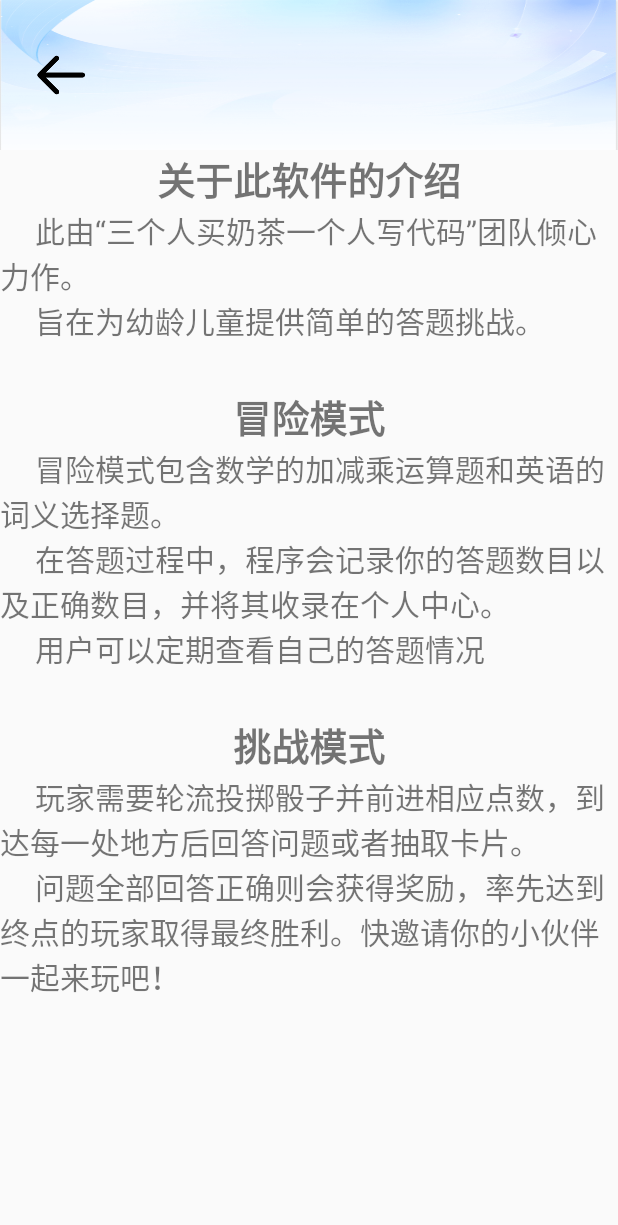
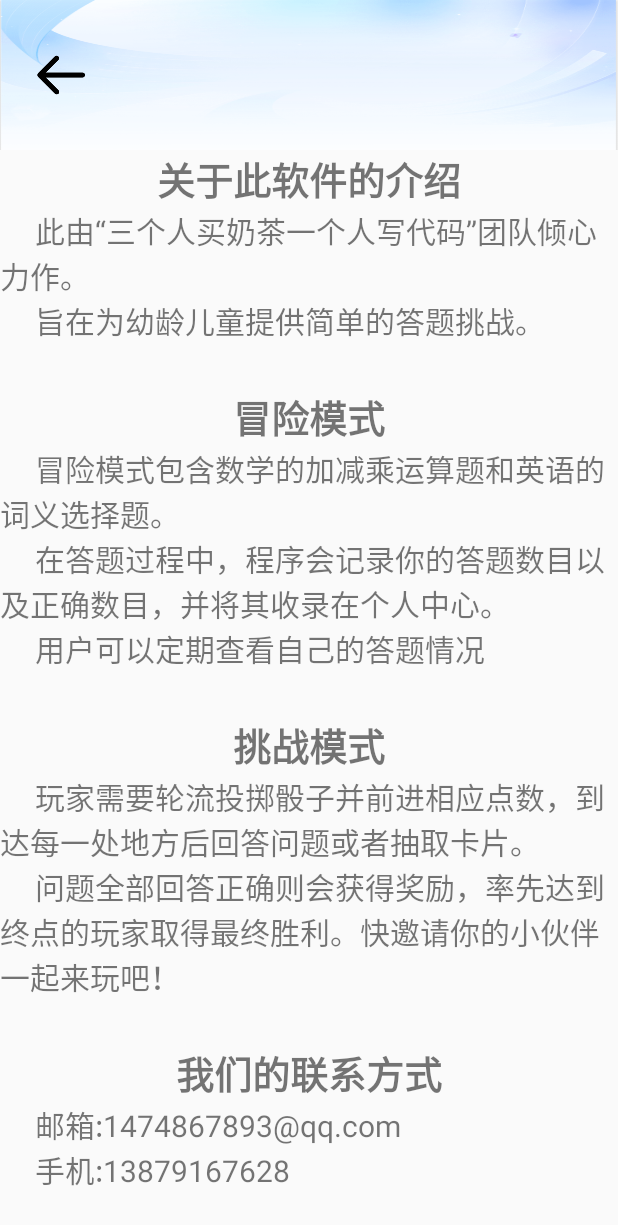
Before and after one commit to B-ay/software-engineering, an Android app: the MainHelp screen opened directly, with no data from a screen before it, on a phone screen of 412 x 824 dp. Shown: the top 1225 px of the screen. Run offline under Robolectric (Android 15) with nearby library versions, the phone set to English and light mode, and no system bars; libraries missing offline, so code that uses them is left out: me.jessyan.autosize.

Commit message:
横屏调整 + 地图微调整 + help增加联系方式

```diff
--- a/app/src/main/res/layout/activity_chanllege_mode_map.xml
+++ b/app/src/main/res/layout/activity_chanllege_mode_map.xml
@@ -7,7 +7,7 @@
         xmlns:app="http://schemas.android.com/apk/res-auto"
         xmlns:tools="http://schemas.android.com/tools"
         android:layout_width="match_parent"
-        android:layout_height="match_parent"
+        android:layout_height="wrap_content"
         tools:context=".ChanllegeModeMap">
 
         <ImageView
@@ -373,7 +373,6 @@
             android:orientation="horizontal"
             android:layout_width="wrap_content"
             android:layout_height="wrap_content"
-            android:background="#FFFFFF"
             app:layout_constraintLeft_toLeftOf="parent"
             app:layout_constraintTop_toTopOf="parent">
             <TextView
--- a/app/src/main/res/layout/activity_main_help.xml
+++ b/app/src/main/res/layout/activity_main_help.xml
@@ -96,7 +96,31 @@
     问题全部回答正确则会获得奖励，率先达到终点的玩家取得最终胜利。快邀请你的小伙伴一起来玩吧！"
             android:textSize="20sp"
             />
-
+    </LinearLayout>
+        <LinearLayout
+            android:id="@+id/ll_explain_rel"
+            android:layout_width="match_parent"
+            android:layout_height="wrap_content"
+            android:orientation="vertical"
+            android:layout_marginTop="30dp">
+            <TextView
+                android:layout_gravity="center"
+                android:id="@+id/tv_mainhelp_mainhelp_rel1"
+                android:layout_width="wrap_content"
+                android:layout_height="wrap_content"
+                android:text="我们的联系方式"
+                android:textStyle="bold"
+                android:textSize="25sp"
+                />
+            <TextView
+                android:id="@+id/tv_mainhelp_mainhelp_rel2"
+                android:layout_width="wrap_content"
+                android:layout_height="wrap_content"
+                android:text="
+    邮箱:1474867893@qq.com\n
+    手机:13879167628"
+                android:textSize="20sp"
+                />
 
     </LinearLayout>
 </LinearLayout>
```
Also changed, not shown: app/src/main/AndroidManifest.xml (+17 -8 lines).
